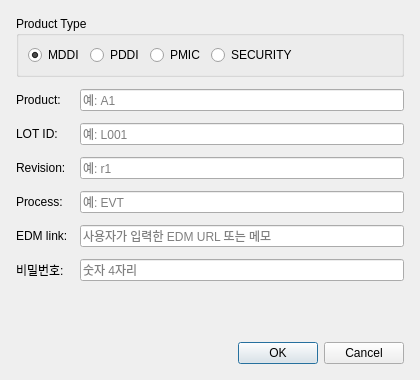
Qt form client/upload_dialog.ui (happyudding/report_server) before a commit.
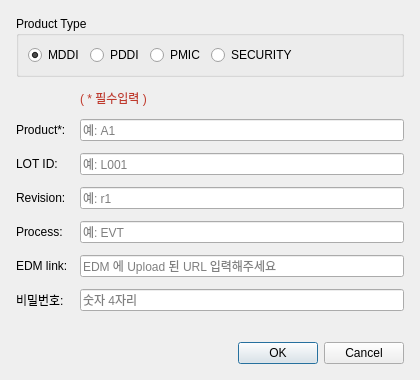
The same form after that commit.

```diff
--- a/client/upload_dialog.ui
+++ b/client/upload_dialog.ui
@@ -59,62 +59,68 @@
    </item>
    <item>
     <layout class="QFormLayout" name="formLayout">
-     <item row="0" column="0">
-      <widget class="QLabel" name="label_product">
-       <property name="text"><string>Product:</string></property>
-      </widget>
-     </item>
      <item row="0" column="1">
+      <widget class="QLabel" name="label_required_note">
+       <property name="text"><string>( * 필수입력 )</string></property>
+       <property name="styleSheet"><string>color:#c0392b;</string></property>
+      </widget>
+     </item>
+     <item row="1" column="0">
+      <widget class="QLabel" name="label_product">
+       <property name="text"><string>Product*:</string></property>
+      </widget>
+     </item>
+     <item row="1" column="1">
       <widget class="QLineEdit" name="le_product">
        <property name="placeholderText"><string>예: A1</string></property>
       </widget>
      </item>
-     <item row="1" column="0">
+     <item row="2" column="0">
       <widget class="QLabel" name="label_lot">
        <property name="text"><string>LOT ID:</string></property>
       </widget>
      </item>
-     <item row="1" column="1">
+     <item row="2" column="1">
       <widget class="QLineEdit" name="le_lot_id">
        <property name="placeholderText"><string>예: L001</string></property>
       </widget>
      </item>
-     <item row="2" column="0">
+     <item row="3" column="0">
       <widget class="QLabel" name="label_revision">
        <property name="text"><string>Revision:</string></property>
       </widget>
      </item>
-     <item row="2" column="1">
+     <item row="3" column="1">
       <widget class="QLineEdit" name="le_revision">
        <property name="placeholderText"><string>예: r1</string></property>
       </widget>
      </item>
-     <item row="3" column="0">
+     <item row="4" column="0">
       <widget class="QLabel" name="label_process">
        <property name="text"><string>Process:</string></property>
       </widget>
      </item>
-     <item row="3" column="1">
+     <item row="4" column="1">
       <widget class="QLineEdit" name="le_process">
        <property name="placeholderText"><string>예: EVT</string></property>
       </widget>
      </item>
-     <item row="4" column="0">
+     <item row="5" column="0">
       <widget class="QLabel" name="label_edm_link">
        <property name="text"><string>EDM link:</string></property>
       </widget>
      </item>
-     <item row="4" column="1">
+     <item row="5" column="1">
       <widget class="QLineEdit" name="le_edm_link">
-       <property name="placeholderText"><string>사용자가 입력한 EDM URL 또는 메모</string></property>
+       <property name="placeholderText"><string>EDM 에 Upload 된 URL 입력해주세요</string></property>
       </widget>
      </item>
-     <item row="5" column="0">
+     <item row="6" column="0">
       <widget class="QLabel" name="label_pw">
        <property name="text"><string>비밀번호:</string></property>
       </widget>
      </item>
-     <item row="5" column="1">
+     <item row="6" column="1">
       <widget class="QLineEdit" name="le_password">
        <property name="placeholderText"><string>숫자 4자리</string></property>
        <property name="echoMode"><enum>QLineEdit::Password</enum></property>
```
